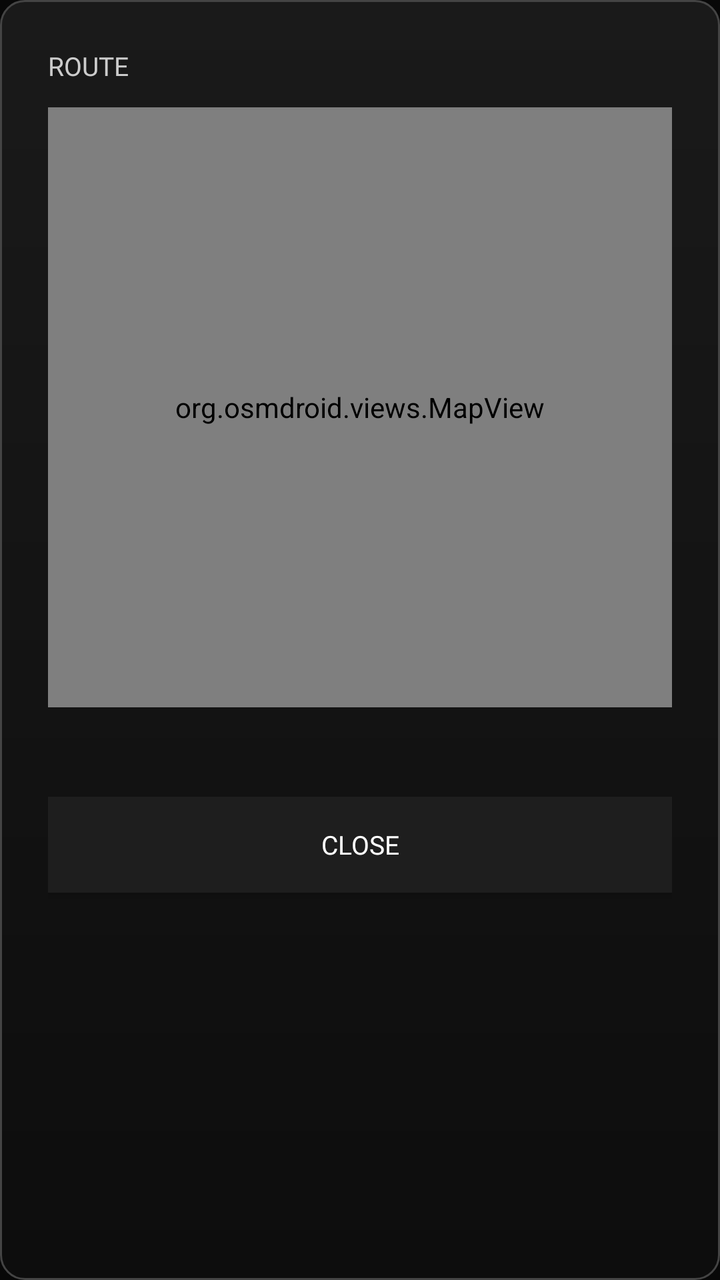
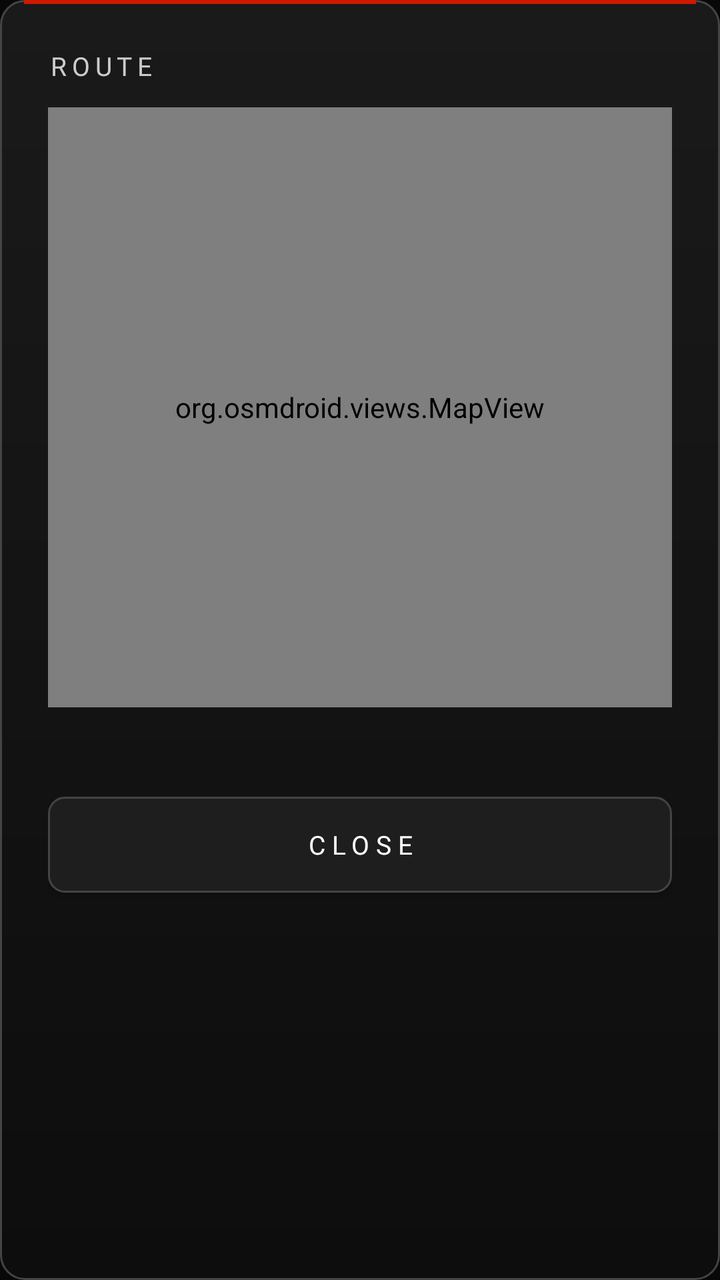

Two renders of the same Android screen: before a commit and after it. Below are the layout's source before the change and the commit's diff.
<!-- AndroidManifest.xml: application theme AppTheme -->
<!-- res/layout/dialog_route.xml -->
<?xml version="1.0" encoding="utf-8"?>
<LinearLayout xmlns:android="http://schemas.android.com/apk/res/android"
    android:layout_width="match_parent"
    android:layout_height="wrap_content"
    android:background="@drawable/dialog_bg"
    android:orientation="vertical"
    android:padding="24dp">

    <TextView
        android:id="@+id/routeTitle"
        android:layout_width="wrap_content"
        android:layout_height="wrap_content"
        android:fontFamily="@font/orbitron_700"
        android:text="ROUTE"
        android:textColor="#cccccc"
        android:textSize="13sp" />

    <org.osmdroid.views.MapView
        android:id="@+id/routeMap"
        android:layout_width="match_parent"
        android:layout_height="300dp"
        android:layout_marginTop="12dp" />

    <TextView
        android:id="@+id/routeSub"
        android:layout_width="wrap_content"
        android:layout_height="wrap_content"
        android:layout_marginTop="12dp"
        android:fontFamily="@font/orbitron_700"
        android:textColor="@color/amber"
        android:textSize="11sp" />

    <Button
        android:id="@+id/routeClose"
        android:layout_width="match_parent"
        android:layout_height="wrap_content"
        android:layout_marginTop="18dp"
        android:background="#1e1e1e"
        android:fontFamily="@font/orbitron_700"
        android:text="CLOSE"
        android:textColor="#ffffff"
        android:textSize="13sp" />
</LinearLayout>
<!-- resources referenced by this layout -->
<resources>
  <color name="amber">#ffb347</color>
  <!-- drawable dialog_bg (drawable) -->
  <?xml version="1.0" encoding="utf-8"?>
  <shape xmlns:android="http://schemas.android.com/apk/res/android" android:shape="rectangle">
      <gradient android:startColor="#1a1a1a" android:endColor="#0d0d0d" android:angle="270" />
      <stroke android:width="1dp" android:color="#444444" />
      <corners android:radius="12dp" />
  </shape>
  <style name="AppTheme" parent="android:Theme.Material.NoActionBar">
          <item name="android:windowBackground">#080808</item>
          <item name="android:statusBarColor">#080808</item>
          <item name="android:navigationBarColor">#080808</item>
          <item name="android:windowFullscreen">true</item>
      </style>
</resources>

<!-- the commit's change to res/layout/dialog_route.xml (unified diff, before → after) -->
@@ -12,6 +12,7 @@
         android:layout_height="wrap_content"
         android:fontFamily="@font/orbitron_700"
         android:text="ROUTE"
+        android:letterSpacing="0.2"
         android:textColor="#cccccc"
         android:textSize="13sp" />
 
@@ -19,7 +20,9 @@
         android:id="@+id/routeMap"
         android:layout_width="match_parent"
         android:layout_height="300dp"
-        android:layout_marginTop="12dp" />
+        android:layout_marginTop="12dp"
+        android:background="@drawable/map_frame_bg"
+        android:clipToOutline="true" />
 
     <TextView
         android:id="@+id/routeSub"
@@ -27,6 +30,7 @@
         android:layout_height="wrap_content"
         android:layout_marginTop="12dp"
         android:fontFamily="@font/orbitron_700"
+        android:letterSpacing="0.2"
         android:textColor="@color/amber"
         android:textSize="11sp" />
 
@@ -35,8 +39,9 @@
         android:layout_width="match_parent"
         android:layout_height="wrap_content"
         android:layout_marginTop="18dp"
-        android:background="#1e1e1e"
+        android:background="@drawable/dialog_btn_bg"
         android:fontFamily="@font/orbitron_700"
+        android:letterSpacing="0.25"
         android:text="CLOSE"
         android:textColor="#ffffff"
         android:textSize="13sp" />
<!-- resource entries referenced after the edit -->
@@ -3,16 +3,41 @@
   <color name="amber">#ffb347</color>
   <!-- drawable dialog_bg (drawable) -->
   <?xml version="1.0" encoding="utf-8"?>
+  <layer-list xmlns:android="http://schemas.android.com/apk/res/android">
+      <item>
+          <shape android:shape="rectangle">
+              <gradient android:startColor="#1a1a1a" android:endColor="#0d0d0d" android:angle="270" />
+              <stroke android:width="1dp" android:color="#444444" />
+              <corners android:radius="12dp" />
+          </shape>
+      </item>
+      <item android:left="12dp" android:right="12dp" android:top="0dp" android:height="2dp" android:gravity="top">
+          <shape android:shape="rectangle">
+              <solid android:color="#cc1a00" />
+          </shape>
+      </item>
+  </layer-list>
+  <!-- drawable dialog_btn_bg (drawable) -->
+  <?xml version="1.0" encoding="utf-8"?>
   <shape xmlns:android="http://schemas.android.com/apk/res/android" android:shape="rectangle">
-      <gradient android:startColor="#1a1a1a" android:endColor="#0d0d0d" android:angle="270" />
+      <solid android:color="#1e1e1e" />
       <stroke android:width="1dp" android:color="#444444" />
-      <corners android:radius="12dp" />
+      <corners android:radius="8dp" />
+  </shape>
+  <!-- drawable map_frame_bg (drawable) -->
+  <?xml version="1.0" encoding="utf-8"?>
+  <shape xmlns:android="http://schemas.android.com/apk/res/android" android:shape="rectangle">
+      <solid android:color="#0a0a0a" />
+      <stroke android:width="1dp" android:color="#333333" />
+      <corners android:radius="8dp" />
   </shape>
   <style name="AppTheme" parent="android:Theme.Material.NoActionBar">
           <item name="android:windowBackground">#080808</item>
           <item name="android:statusBarColor">#080808</item>
           <item name="android:navigationBarColor">#080808</item>
           <item name="android:windowFullscreen">true</item>
+          
+          <item name="android:colorAccent">#ff4400</item>
       </style>
 </resources>
 
